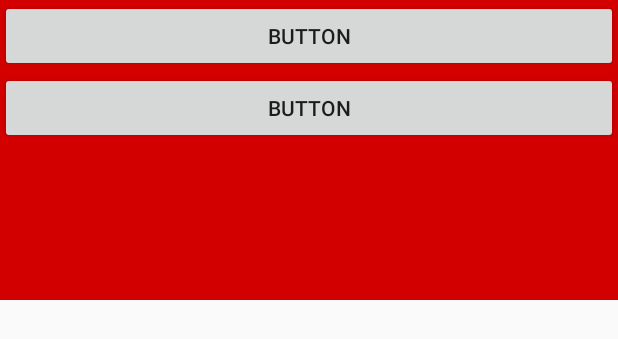
After one commit to fmpet/gg-pet, an Android app: the layout test.xml on its own in the app's theme, with its tools: preview values and no code run, on a phone screen of 412 x 824 dp. The commit adds this screen. Shown: the top 339 px of the screen. Run offline under Robolectric (Android 15) with nearby library versions, the phone set to English and light mode, and no system bars.

Commit message:
Add xml layout in customview

```diff
--- a/app/src/main/java/cn/tonlyshy/app/fmpet/MyFloatService.java
+++ b/app/src/main/java/cn/tonlyshy/app/fmpet/MyFloatService.java
@@ -21,7 +21,7 @@ public class MyFloatService extends Service {
     @Override
     public void onCreate() {
         FloatViewManager floatViewManager=FloatViewManager.getInstance(this);
-        floatViewManager.showFloatCircleView();
+        floatViewManager.showfloatViewGroup();
         super.onCreate();
     }
 }
--- /dev/null
+++ b/app/src/main/res/layout/test.xml
@@ -0,0 +1,18 @@
+<?xml version="1.0" encoding="utf-8"?>
+<LinearLayout xmlns:android="http://schemas.android.com/apk/res/android"
+    android:orientation="vertical" android:layout_width="match_parent"
+    android:layout_height="200dp"
+    android:background="#d30000">
+
+    <Button
+        android:id="@+id/button2"
+        android:layout_width="match_parent"
+        android:layout_height="wrap_content"
+        android:text="Button" />
+
+    <Button
+        android:id="@+id/button"
+        android:layout_width="match_parent"
+        android:layout_height="wrap_content"
+        android:text="Button" />
+</LinearLayout>
```
Also changed, not shown: app/src/main/java/cn/tonlyshy/app/fmpet/core/FloatViewManager.java (+38 -15 lines), app/src/main/java/cn/tonlyshy/app/fmpet/view/BubbleView.java (added, +40 -0 lines), app/src/main/java/cn/tonlyshy/app/fmpet/view/FloatViewGroup.java (renamed from app/src/main/java/cn/tonlyshy/app/fmpet/view/FloatCircleView.java, +24 -11 lines).
